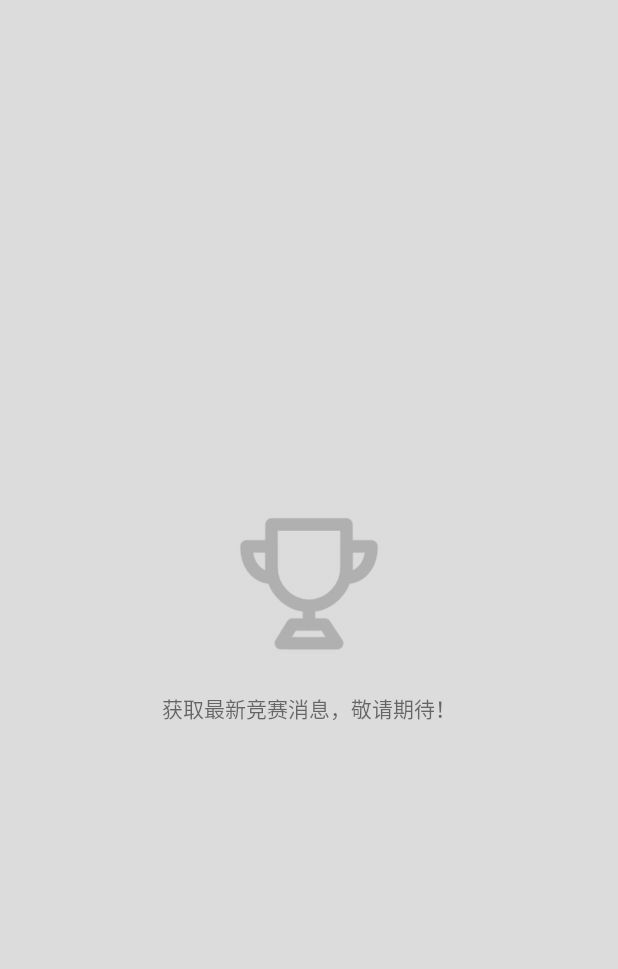
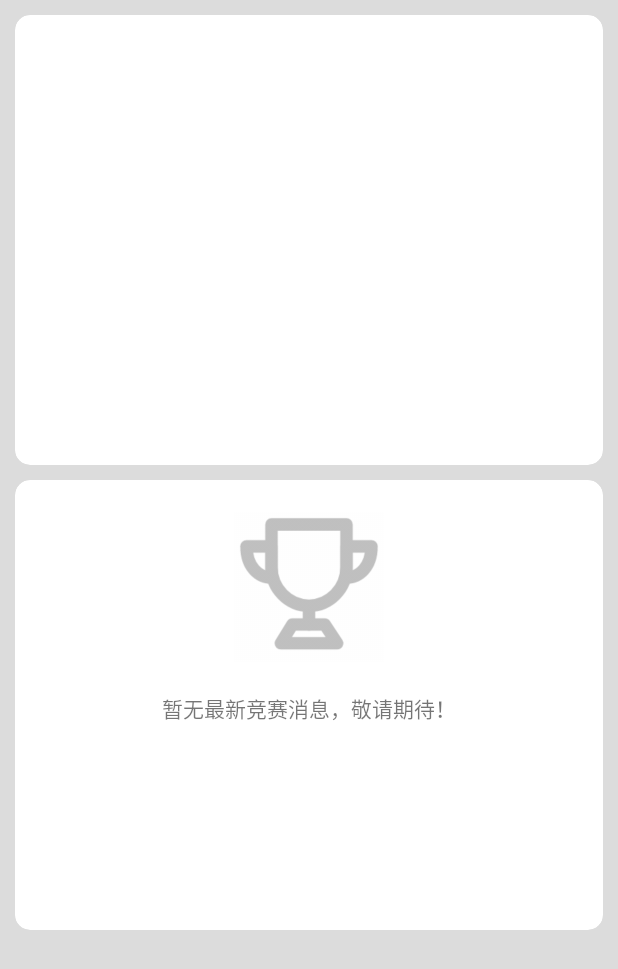
Before and after one commit to CDUESTC-JavaClub/JavaClub-Android, an Android app: the fragment ContestFragment shown on its own in the app's theme, on a phone screen of 412 x 824 dp. Shown: the top 969 px of the screen. Run offline under Robolectric (Android 15) with nearby library versions, the phone set to English and light mode, and no system bars.

Commit message:
添加可折叠CardView

```diff
--- /dev/null
+++ b/app/src/main/java/club/cduestc/ui/CollapseCardView.kt
@@ -0,0 +1,71 @@
+package club.cduestc.ui
+
+import android.content.Context
+import android.content.res.TypedArray
+import android.util.AttributeSet
+import android.view.View
+import android.view.ViewGroup
+import android.view.animation.AccelerateInterpolator
+import android.view.animation.Animation
+import android.view.animation.DecelerateInterpolator
+import android.view.animation.Transformation
+import androidx.cardview.widget.CardView
+import androidx.interpolator.view.animation.FastOutLinearInInterpolator
+import club.cduestc.R
+import kotlin.math.max
+import kotlin.math.min
+
+class CollapseCardView(context: Context, attrs: AttributeSet) : CardView(context, attrs) {
+
+    var collapseHeight : Float
+    var expandedHeight : Float
+    var collapse = false
+
+    init {
+        val typedArray = context.obtainStyledAttributes(attrs, R.styleable.CollapseCardView)
+        collapseHeight = typedArray.getDimension(R.styleable.CollapseCardView_collapseHeight, 0f)
+        expandedHeight = typedArray.getDimension(R.styleable.CollapseCardView_expandedHeight, 0f)
+        collapse = typedArray.getBoolean(R.styleable.CollapseCardView_collapse, false)
+
+        this.setOnClickListener {
+            collapse = if(collapse){
+                expand(this)
+                false
+            } else {
+                collapse(this)
+                true
+            }
+        }
+    }
+
+    override fun onMeasure(widthMeasureSpec: Int, heightMeasureSpec: Int) {
+        super.onMeasure(widthMeasureSpec, heightMeasureSpec)
+        if(collapse) this.layoutParams.height = collapseHeight.toInt()
+    }
+
+    private fun expand(view: View) {
+        view.measure(ViewGroup.LayoutParams.MATCH_PARENT, ViewGroup.LayoutParams.WRAP_CONTENT)
+        val animation: Animation = object : Animation() {
+            override fun applyTransformation(interpolatedTime: Float, t: Transformation?) {
+                view.layoutParams.height = collapseHeight.toInt() + max(expandedHeight * interpolatedTime - collapseHeight, 0F).toInt()
+                view.requestLayout()
+            }
+        }
+        animation.duration = 400
+        animation.interpolator = DecelerateInterpolator()
+        view.startAnimation(animation)
+    }
+
+    private fun collapse(view: View) {
+        view.measure(ViewGroup.LayoutParams.MATCH_PARENT, ViewGroup.LayoutParams.WRAP_CONTENT)
+        val animation: Animation = object : Animation() {
+            override fun applyTransformation(interpolatedTime: Float, t: Transformation?) {
+                view.layoutParams.height = collapseHeight.toInt() + max(expandedHeight * (1 - interpolatedTime) - collapseHeight, 0F).toInt()
+                view.requestLayout()
+            }
+        }
+        animation.duration = 400
+        animation.interpolator = DecelerateInterpolator()
+        view.startAnimation(animation)
+    }
+}
--- a/app/src/main/java/club/cduestc/util/UpdateUtil.kt
+++ b/app/src/main/java/club/cduestc/util/UpdateUtil.kt
@@ -15,7 +15,7 @@ import club.cduestc.R
 
 object UpdateUtil {
 
-    private const val version = "0.1.1"
+    private const val version = "0.1.2"
 
     fun getVersion() : String{
         return version
--- a/app/src/main/res/layout/fragment_contest.xml
+++ b/app/src/main/res/layout/fragment_contest.xml
@@ -7,23 +7,50 @@
     style="@style/SettingBackground"
     tools:context=".ui.contest.ContestFragment">
 
+
     <LinearLayout
-        android:id="@+id/bai_net_err"
-        android:visibility="visible"
+        android:orientation="vertical"
         android:layout_width="match_parent"
+        android:layout_height="match_parent">
+        <club.cduestc.ui.CollapseCardView
+            android:layout_marginTop="10dp"
+            android:layout_width="match_parent"
+            android:layout_height="300dp"
+            app:collapseHeight="50dp"
+            android:layout_marginHorizontal="10dp"
+            app:cardCornerRadius="10dp"
+            app:expandedHeight="300dp"/>
+
+        <club.cduestc.ui.CollapseCardView
+            app:collapse="true"
+            android:layout_marginTop="10dp"
+            android:layout_width="match_parent"
+            android:layout_height="300dp"
+            app:collapseHeight="50dp"
+            android:layout_marginHorizontal="10dp"
+            app:cardCornerRadius="10dp"
+            app:expandedHeight="300dp"/>
+    </LinearLayout>
+
+    <LinearLayout
+        android:id="@+id/contest_nothing"
+        android:layout_width="match_parent"
+        android:layout_height="match_parent"
+        android:gravity="center"
         android:orientation="vertical"
-        android:gravity="center"
-        android:layout_height="match_parent">
+        android:visibility="visible">
+
         <ImageView
             android:layout_width="100dp"
             android:layout_height="100dp"
             android:src="@drawable/nav_contest"
             app:tint="#8D8C8C8C" />
+
         <TextView
-            android:layout_marginTop="20dp"
             android:layout_width="wrap_content"
             android:layout_height="wrap_content"
-            android:text="@string/contest_unknown"/>
+            android:layout_marginTop="20dp"
+            android:text="@string/contest_unknown" />
     </LinearLayout>
 
 </androidx.constraintlayout.widget.ConstraintLayout>
--- a/app/src/main/res/values/attrs.xml
+++ b/app/src/main/res/values/attrs.xml
@@ -14,4 +14,9 @@
         <attr name="appWidgetInnerRadius" format="dimension" />
         <attr name="appWidgetRadius" format="dimension" />
     </declare-styleable>
+    <declare-styleable name="CollapseCardView">
+        <attr name="collapse" format="boolean" />
+        <attr name="collapseHeight" format="dimension" />
+        <attr name="expandedHeight" format="dimension" />
+    </declare-styleable>
 </resources>
--- a/app/src/main/res/values/strings.xml
+++ b/app/src/main/res/values/strings.xml
@@ -8,7 +8,7 @@
 
     <string name="home_loading">正在进入俱乐部…</string>
 
-    <string name="contest_unknown">获取最新竞赛消息，敬请期待！</string>
+    <string name="contest_unknown">暂无最新竞赛消息，敬请期待！</string>
     <string name="contest_loading">正在获取最新赛事…</string>
 
     <string name="model_kc">教务系统功能</string>
```
Also changed, not shown: app/src/main/java/club/cduestc/ui/contest/ContestFragment.kt (+0 -8 lines).
